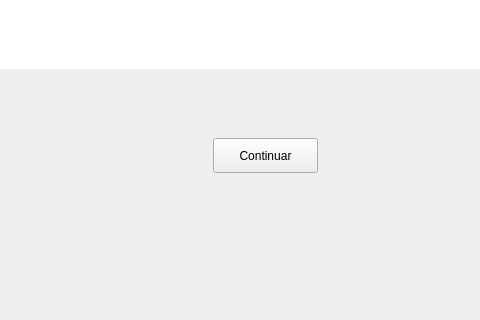
eriklemy/Detetive, file ui/thirdwindow.ui: the form before one commit; both pictures show x 427 to 907 and y 342 to 662 of the 1366 by 768 pixel window.
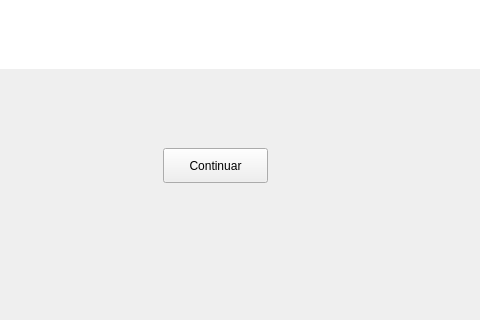
The form after the commit.

```diff
--- a/ui/thirdwindow.ui
+++ b/ui/thirdwindow.ui
@@ -48,8 +48,8 @@
    <widget class="QPushButton" name="pushContinueButton">
     <property name="geometry">
      <rect>
-      <x>640</x>
-      <y>480</y>
+      <x>590</x>
+      <y>490</y>
       <width>105</width>
       <height>35</height>
      </rect>
```
